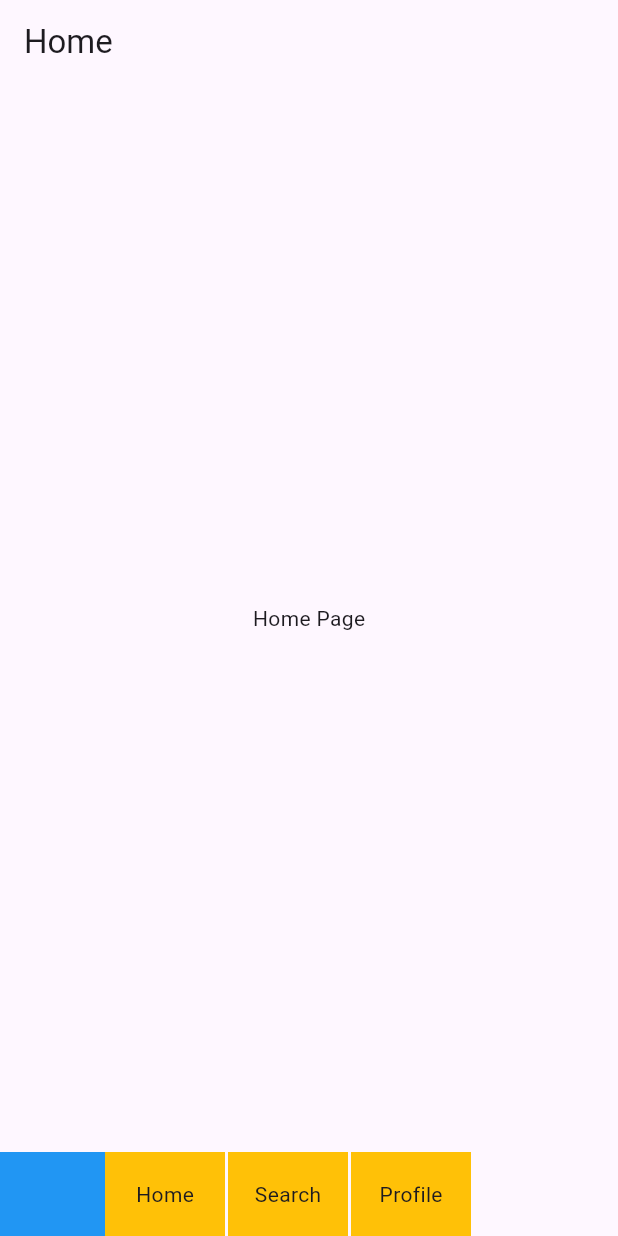
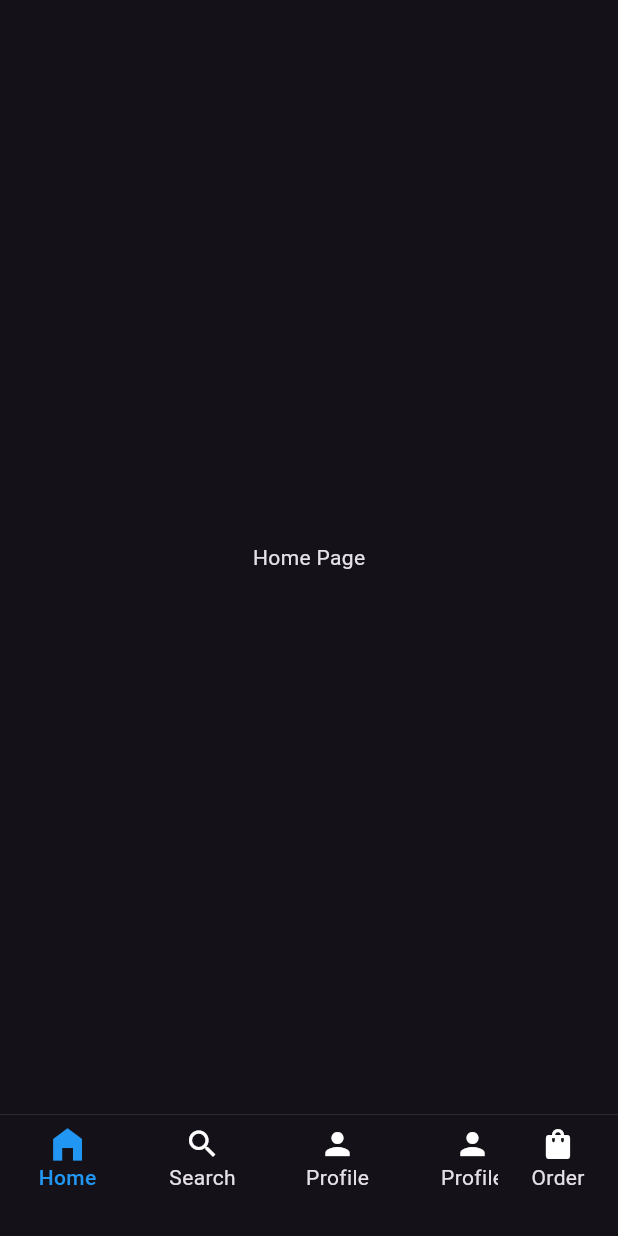
Before and after one commit to dayat123123/custom_persistent_navbar, a Flutter app: the screen it shows after launch, after a tap on "Push", on a phone screen of 412 x 824 dp. Run offline on Flutter 3.47's test engine with Material 3 defaults, Android fonts, the phone set to English and light mode, and no system bars.

Commit message:
Feat : Create scroll bottom navbar

```diff
--- a/lib/main.dart
+++ b/lib/main.dart
@@ -6,26 +6,43 @@ import 'package:flutter/cupertino.dart';
 import 'package:flutter/material.dart';
 
 void main() {
-  runApp(const MaterialApp(
-      debugShowCheckedModeBanner: false, home: PageViewTest()));
+  runApp(MaterialApp(
+      theme: ThemeData.dark(),
+      debugShowCheckedModeBanner: false,
+      home: const PageViewTest()));
 }
 
 final _navItems = [
   BottomNavbarCustomModel(
       screen: const HomeScreen(),
-      activeIcon: const Icon(Icons.home_filled),
+      activeIcon: Icons.home_filled,
       name: 'Home',
-      inactiveIcon: const Icon(Icons.home)),
+      inactiveIcon: Icons.home),
   BottomNavbarCustomModel(
       screen: const SearchScreen(),
-      activeIcon: const Icon(Icons.search),
+      activeIcon: Icons.search,
       name: 'Search',
-      inactiveIcon: const Icon(Icons.search)),
+      inactiveIcon: Icons.search),
   BottomNavbarCustomModel(
       screen: const ProfileScreen(),
-      activeIcon: const Icon(Icons.person),
+      activeIcon: Icons.person,
       name: 'Profile',
-      inactiveIcon: const Icon(Icons.person)),
+      inactiveIcon: Icons.person),
+  BottomNavbarCustomModel(
+      screen: const ProfileScreen(),
+      activeIcon: Icons.person,
+      name: 'Profile',
+      inactiveIcon: Icons.person),
+  BottomNavbarCustomModel(
+      screen: const ProfileScreen(),
+      activeIcon: Icons.person,
+      name: 'Profile',
+      inactiveIcon: Icons.person),
+  BottomNavbarCustomModel(
+      screen: const ProfileScreen(),
+      activeIcon: Icons.person,
+      name: 'Profile',
+      inactiveIcon: Icons.person),
 ];
 
 class PageViewTest extends StatelessWidget {
--- a/lib/persistent_navbar/bottom_navbar.dart
+++ b/lib/persistent_navbar/bottom_navbar.dart
@@ -3,49 +3,99 @@ part of 'persistent_navbar.dart';
 class BottomNavbarCustom extends StatelessWidget {
   final List<BottomNavbarCustomModel> listData;
   final void Function(int) onTap;
-  const BottomNavbarCustom(
-      {super.key, required this.listData, required this.onTap});
+  final void Function()? onTapOrder;
+  final int selectedIndex;
+
+  const BottomNavbarCustom({
+    super.key,
+    required this.listData,
+    required this.onTap,
+    required this.selectedIndex,
+    this.onTapOrder,
+  }) : assert(listData.length >= 2, 'listData must contain at least 2 items');
 
   @override
   Widget build(BuildContext context) {
-    return SizedBox(
-      height: kBottomNavigationBarHeight,
+    return Container(
+      padding: const EdgeInsets.only(top: 7.5),
+      alignment: Alignment.topCenter,
+      height: kBottomNavigationBarHeight + 25,
+      decoration: BoxDecoration(
+          border: Border(
+              top: BorderSide(
+                  width: 0.25, color: Colors.grey.withOpacity(0.5)))),
       child: Row(
+        mainAxisAlignment: MainAxisAlignment.start,
+        crossAxisAlignment: CrossAxisAlignment.start,
         children: [
-          Container(
-              width: 70, decoration: const BoxDecoration(color: Colors.blue)),
+          _homeWidget(),
           Expanded(
               child: SingleChildScrollView(
-            scrollDirection: Axis.horizontal,
-            child: Row(
-              children: List.generate(
-                listData.length,
-                (index) => GestureDetector(
-                  onTap: () => onTap(index),
-                  child: Container(
-                      width: 80,
-                      margin: const EdgeInsets.only(right: 2),
-                      decoration: const BoxDecoration(color: Colors.amber),
-                      child: Center(child: Text(listData[index].name))),
-                ),
-              ),
-            ),
-          )),
+                  scrollDirection: Axis.horizontal,
+                  child: Row(
+                      children: List.generate(listData.length - 1, (index) {
+                    final actualIndex = index + 1;
+                    final data = listData[actualIndex];
+                    return _customWidget(actualIndex, data);
+                  })))),
+          _orderWidget()
         ],
       ),
     );
   }
+
+  Widget _homeWidget() {
+    return GestureDetector(
+        onTap: () => onTap(0),
+        child: AnimatedContainer(
+            duration: const Duration(milliseconds: 300),
+            width: 90,
+            child: Column(
+                mainAxisAlignment: MainAxisAlignment.start,
+                crossAxisAlignment: CrossAxisAlignment.center,
+                children: [
+                  AnimatedScale(
+                    scale: selectedIndex == 0 ? 1.2 : 1.0,
+                    duration: const Duration(milliseconds: 300),
+                    child: Icon(listData[0].activeIcon, color: _color(0)),
+                  ),
+                  Text(listData[0].name, style: _textStyle(0))
+                ])));
+  }
+
+  Widget _customWidget(int actualIndex, BottomNavbarCustomModel data) {
+    return GestureDetector(
+        onTap: () => onTap(actualIndex),
+        child: AnimatedContainer(
+            duration: const Duration(milliseconds: 300),
+            width: 90,
+            child: Column(
+                mainAxisAlignment: MainAxisAlignment.start,
+                crossAxisAlignment: CrossAxisAlignment.center,
+                children: [
+                  AnimatedScale(
+                    scale: selectedIndex == actualIndex ? 1.2 : 1.0,
+                    duration: const Duration(milliseconds: 300),
+                    child: Icon(data.activeIcon, color: _color(actualIndex)),
+                  ),
+                  Text(data.name, style: _textStyle(actualIndex))
+                ])));
+  }
+
+  Widget _orderWidget() {
+    return GestureDetector(
+        onTap: onTapOrder,
+        child: const SizedBox(
+            width: 80,
+            child: Column(
+                mainAxisAlignment: MainAxisAlignment.start,
+                crossAxisAlignment: CrossAxisAlignment.center,
+                children: [Icon(Icons.shopping_bag), Text("Order")])));
+  }
+
+  TextStyle _textStyle(int index) => TextStyle(
+      color: _color(index),
+      fontWeight: selectedIndex == index ? FontWeight.w500 : FontWeight.normal);
+
+  Color? _color(int index) => selectedIndex == index ? Colors.blue : null;
 }
-
-class BottomNavbarCustomModel {
-  final String name;
-  final Widget activeIcon;
-  final Widget inactiveIcon;
-  final Widget screen;
-
-  BottomNavbarCustomModel(
-      {required this.name,
-      required this.screen,
-      required this.activeIcon,
-      required this.inactiveIcon});
-}
--- /dev/null
+++ b/lib/persistent_navbar/bottom_navbar_model.dart
@@ -0,0 +1,15 @@
+part of 'persistent_navbar.dart';
+
+class BottomNavbarCustomModel {
+  final String name;
+  final IconData activeIcon;
+  final IconData inactiveIcon;
+  final Widget screen;
+
+  BottomNavbarCustomModel({
+    required this.name,
+    required this.screen,
+    required this.activeIcon,
+    required this.inactiveIcon,
+  });
+}
--- a/lib/persistent_navbar/persistent_navbar.dart
+++ b/lib/persistent_navbar/persistent_navbar.dart
@@ -1,17 +1,16 @@
 import 'package:flutter/cupertino.dart';
 import 'package:flutter/material.dart';
+
 part 'navigator_manager.dart';
 part 'bottom_navbar.dart';
+part 'bottom_navbar_model.dart';
 
 class CustomPersistentNavbar extends StatefulWidget {
   final List<BottomNavbarCustomModel> item;
   final void Function(int)? onTabSelected;
 
-  const CustomPersistentNavbar({
-    super.key,
-    required this.item,
-    this.onTabSelected,
-  });
+  const CustomPersistentNavbar(
+      {super.key, required this.item, this.onTabSelected});
 
   @override
   State<CustomPersistentNavbar> createState() => _CustomPersistentNavbarState();
@@ -59,17 +58,17 @@ class _CustomPersistentNavbarState extends State<CustomPersistentNavbar> {
         canPop: false,
         onPopInvoked: (didPop) => _willPopScope(isPopOnce: true),
         child: Scaffold(
-            appBar: AppBar(title: const Text("Home")),
             body: IndexedStack(
                 index: _selectedIndex,
                 children: List.generate(
                     widget.item.length, (index) => _buildScreen(index))),
             bottomNavigationBar: BottomNavbarCustom(
-                listData: widget.item, onTap: _onItemTapped)));
+                selectedIndex: _selectedIndex,
+                listData: widget.item,
+                onTap: _onItemTapped)));
   }
 
-  Widget _buildScreen(int index) {
-    return _isPageInitialized[index]
+  Widget _buildScreen(int index) => _isPageInitialized[index]
       ? Navigator(
           key: _navigatorManager.getNavigatorKey(index),
           onGenerateRoute: (settings) => CupertinoPageRoute(
@@ -77,4 +76,3 @@ class _CustomPersistentNavbarState extends State<CustomPersistentNavbar> {
               settings: settings))
       : const SizedBox.shrink();
 }
-}
```
Lines whose indentation alone changed are shown as unchanged.
